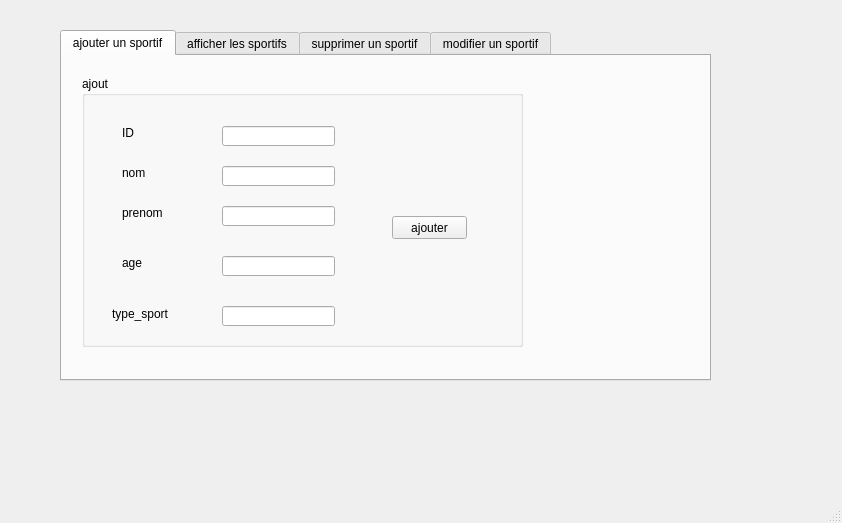
Old version of the form mainwindow.ui in the repository dhiaeddine12/olympic_games_2A20.
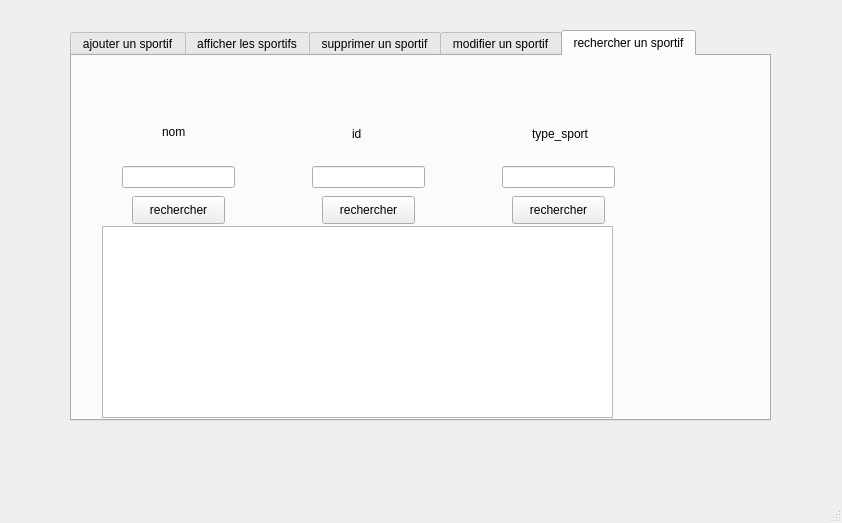
New version of the form. Icons and pictures are not drawn.

```diff
--- a/mainwindow.ui
+++ b/mainwindow.ui
@@ -17,14 +17,14 @@
    <widget class="QTabWidget" name="tabWidget">
     <property name="geometry">
      <rect>
-      <x>60</x>
+      <x>70</x>
       <y>30</y>
-      <width>651</width>
-      <height>351</height>
+      <width>701</width>
+      <height>391</height>
      </rect>
     </property>
     <property name="currentIndex">
-     <number>0</number>
+     <number>4</number>
     </property>
     <widget class="QWidget" name="tab">
      <attribute name="title">
@@ -176,8 +176,8 @@
        <rect>
         <x>-5</x>
         <y>0</y>
-        <width>651</width>
-        <height>321</height>
+        <width>701</width>
+        <height>361</height>
        </rect>
       </property>
       <property name="text">
@@ -430,6 +430,129 @@
      <zorder>label_12</zorder>
      <zorder>groupBox_2</zorder>
     </widget>
+    <widget class="QWidget" name="tab_5">
+     <attribute name="title">
+      <string>rechercher un sportif</string>
+     </attribute>
+     <widget class="QLabel" name="label_15">
+      <property name="geometry">
+       <rect>
+        <x>90</x>
+        <y>60</y>
+        <width>71</width>
+        <height>31</height>
+       </rect>
+      </property>
+      <property name="text">
+       <string>nom</string>
+      </property>
+     </widget>
+     <widget class="QLabel" name="label_16">
+      <property name="geometry">
+       <rect>
+        <x>280</x>
+        <y>70</y>
+        <width>56</width>
+        <height>16</height>
+       </rect>
+      </property>
+      <property name="text">
+       <string>id</string>
+      </property>
+     </widget>
+     <widget class="QLabel" name="label_17">
+      <property name="geometry">
+       <rect>
+        <x>460</x>
+        <y>70</y>
+        <width>91</width>
+        <height>16</height>
+       </rect>
+      </property>
+      <property name="text">
+       <string>type_sport</string>
+      </property>
+     </widget>
+     <widget class="QLineEdit" name="le_nom_r">
+      <property name="geometry">
+       <rect>
+        <x>50</x>
+        <y>110</y>
+        <width>113</width>
+        <height>22</height>
+       </rect>
+      </property>
+     </widget>
+     <widget class="QLineEdit" name="le_id_r">
+      <property name="geometry">
+       <rect>
+        <x>240</x>
+        <y>110</y>
+        <width>113</width>
+        <height>22</height>
+       </rect>
+      </property>
+     </widget>
+     <widget class="QLineEdit" name="le_type_sport_r">
+      <property name="geometry">
+       <rect>
+        <x>430</x>
+        <y>110</y>
+        <width>113</width>
+        <height>22</height>
+       </rect>
+      </property>
+     </widget>
+     <widget class="QTableView" name="tabler">
+      <property name="geometry">
+       <rect>
+        <x>30</x>
+        <y>170</y>
+        <width>511</width>
+        <height>192</height>
+       </rect>
+      </property>
+     </widget>
+     <widget class="QPushButton" name="pb_rechercher">
+      <property name="geometry">
+       <rect>
+        <x>60</x>
+        <y>140</y>
+        <width>93</width>
+        <height>28</height>
+       </rect>
+      </property>
+      <property name="text">
+       <string>rechercher</string>
+      </property>
+     </widget>
+     <widget class="QPushButton" name="pb_rechercher2">
+      <property name="geometry">
+       <rect>
+        <x>250</x>
+        <y>140</y>
+        <width>93</width>
+        <height>28</height>
+       </rect>
+      </property>
+      <property name="text">
+       <string>rechercher</string>
+      </property>
+     </widget>
+     <widget class="QPushButton" name="pb_rechercher1">
+      <property name="geometry">
+       <rect>
+        <x>440</x>
+        <y>140</y>
+        <width>93</width>
+        <height>28</height>
+       </rect>
+      </property>
+      <property name="text">
+       <string>rechercher</string>
+      </property>
+     </widget>
+    </widget>
    </widget>
   </widget>
   <widget class="QMenuBar" name="menubar">
```
Left out of the diff: 16 changed lines with no effect on the pictures.
